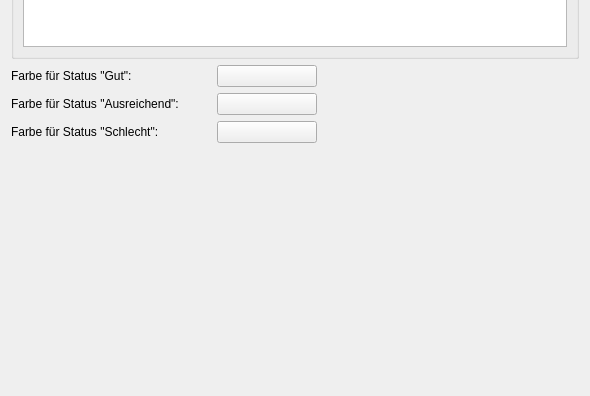
Before: the Qt Designer form ui/qmqualiresultsettingswidget.ui in Christian-Kr/QualificationMatrix, drawn with Qt 5; both pictures show x 0 to 590 and y 213 to 609 of the 590 by 609 pixel window.
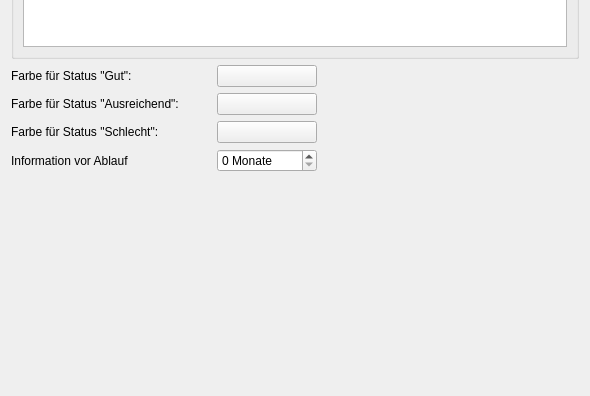
After: the same form once the commit is applied.

Commit message: add month expire setting in quali result

```diff
--- a/ui/qmqualiresultsettingswidget.ui
+++ b/ui/qmqualiresultsettingswidget.ui
@@ -196,6 +196,55 @@
      </item>
     </layout>
    </item>
+   <item>
+    <layout class="QHBoxLayout" name="horizontalLayout_5">
+     <item>
+      <widget class="QLabel" name="label_2">
+       <property name="minimumSize">
+        <size>
+         <width>200</width>
+         <height>0</height>
+        </size>
+       </property>
+       <property name="text">
+        <string>Information vor Ablauf</string>
+       </property>
+      </widget>
+     </item>
+     <item>
+      <widget class="QSpinBox" name="sbMonthTrainExpire">
+       <property name="minimumSize">
+        <size>
+         <width>100</width>
+         <height>0</height>
+        </size>
+       </property>
+       <property name="suffix">
+        <string> Monate</string>
+       </property>
+       <property name="prefix">
+        <string/>
+       </property>
+       <property name="maximum">
+        <number>12</number>
+       </property>
+      </widget>
+     </item>
+     <item>
+      <spacer name="horizontalSpacer_4">
+       <property name="orientation">
+        <enum>Qt::Horizontal</enum>
+       </property>
+       <property name="sizeHint" stdset="0">
+        <size>
+         <width>40</width>
+         <height>20</height>
+        </size>
+       </property>
+      </spacer>
+     </item>
+    </layout>
+   </item>
    <item>
     <spacer name="verticalSpacer">
      <property name="orientation">
```
Left out of the diff: 64 changed lines with no effect on the pictures. The commit also changes 1 other file.
